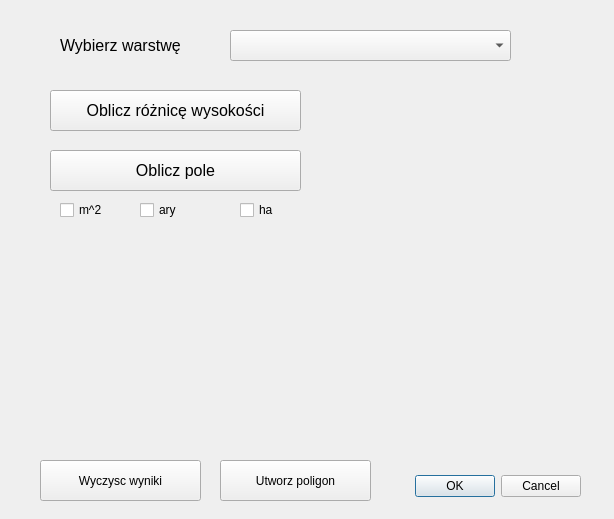
This is projekt_2_ig/projekt_2_ig_dialog_base.ui in Dzik37/projkektna5 as Qt 5 draws it before an edit. The edited form follows.
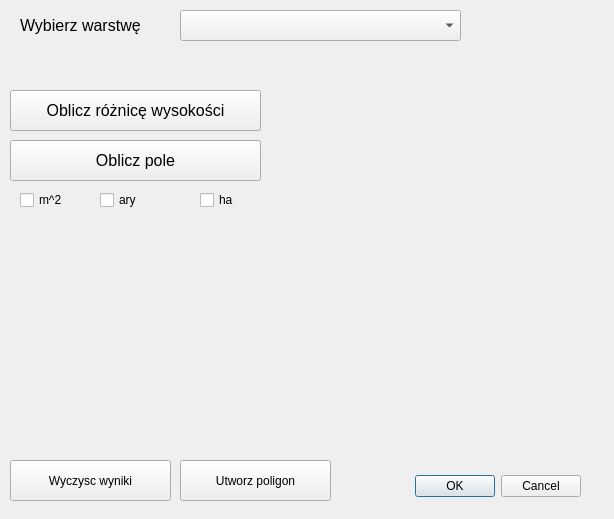
This is the edited form. Custom widgets are drawn as their Qt base class.

Commit message: czyszczenie dziala i inne drukowanie

```diff
--- a/projekt_2_ig/projekt_2_ig_dialog_base.ui
+++ b/projekt_2_ig/projekt_2_ig_dialog_base.ui
@@ -32,8 +32,8 @@
   <widget class="QPushButton" name="pushButton_pole">
    <property name="geometry">
     <rect>
-     <x>50</x>
-     <y>150</y>
+     <x>10</x>
+     <y>140</y>
      <width>251</width>
      <height>41</height>
     </rect>
@@ -52,7 +52,7 @@
   <widget class="QPushButton" name="pushButton_dh">
    <property name="geometry">
     <rect>
-     <x>50</x>
+     <x>10</x>
      <y>90</y>
      <width>251</width>
      <height>41</height>
@@ -70,8 +70,8 @@
   <widget class="QCheckBox" name="checkBox_ha">
    <property name="geometry">
     <rect>
-     <x>240</x>
-     <y>200</y>
+     <x>200</x>
+     <y>190</y>
      <width>81</width>
      <height>20</height>
     </rect>
@@ -83,8 +83,8 @@
   <widget class="QCheckBox" name="checkBox_m2">
    <property name="geometry">
     <rect>
-     <x>60</x>
-     <y>200</y>
+     <x>20</x>
+     <y>190</y>
      <width>81</width>
      <height>20</height>
     </rect>
@@ -96,8 +96,8 @@
   <widget class="QCheckBox" name="checkBox_ary">
    <property name="geometry">
     <rect>
-     <x>140</x>
-     <y>200</y>
+     <x>100</x>
+     <y>190</y>
      <width>81</width>
      <height>20</height>
     </rect>
@@ -109,8 +109,8 @@
   <widget class="QgsMapLayerComboBox" name="mMapLayerComboBox">
    <property name="geometry">
     <rect>
-     <x>230</x>
-     <y>30</y>
+     <x>180</x>
+     <y>10</y>
      <width>281</width>
      <height>31</height>
     </rect>
@@ -119,7 +119,7 @@
   <widget class="QLabel" name="label_dh_result">
    <property name="geometry">
     <rect>
-     <x>330</x>
+     <x>270</x>
      <y>90</y>
      <width>261</width>
      <height>41</height>
@@ -137,8 +137,8 @@
   <widget class="QLabel" name="label_pole_result">
    <property name="geometry">
     <rect>
-     <x>330</x>
-     <y>150</y>
+     <x>260</x>
+     <y>140</y>
      <width>271</width>
      <height>41</height>
     </rect>
@@ -155,8 +155,8 @@
   <widget class="QLabel" name="label_dh_select">
    <property name="geometry">
     <rect>
-     <x>60</x>
-     <y>30</y>
+     <x>20</x>
+     <y>10</y>
      <width>161</width>
      <height>31</height>
     </rect>
@@ -173,7 +173,7 @@
   <widget class="QPushButton" name="pushButton_clear">
    <property name="geometry">
     <rect>
-     <x>40</x>
+     <x>10</x>
      <y>460</y>
      <width>161</width>
      <height>41</height>
@@ -186,7 +186,7 @@
   <widget class="QPushButton" name="pushButton">
    <property name="geometry">
     <rect>
-     <x>220</x>
+     <x>180</x>
      <y>460</y>
      <width>151</width>
      <height>41</height>
@@ -196,6 +196,24 @@
     <string>Utworz poligon</string>
    </property>
   </widget>
+  <widget class="QLabel" name="label_wyb_pkt">
+   <property name="geometry">
+    <rect>
+     <x>10</x>
+     <y>40</y>
+     <width>561</width>
+     <height>31</height>
+    </rect>
+   </property>
+   <property name="font">
+    <font>
+     <pointsize>12</pointsize>
+    </font>
+   </property>
+   <property name="text">
+    <string/>
+   </property>
+  </widget>
  </widget>
  <customwidgets>
   <customwidget>
```
The commit also changes 2 other files.
